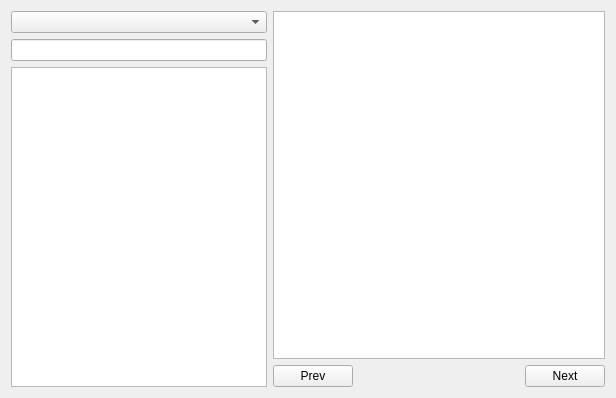
0xd34df00d/leechcraft, file src/plugins/azoth/plugins/chathistory/chathistorywidget.ui: the form before one commit.
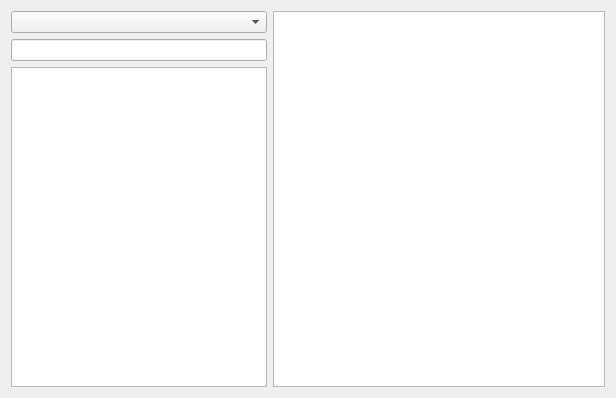
The form after the commit.

Commit message: Azoth ChatHistory: move buttons to toolbar.

Patch:
```diff
--- a/src/plugins/azoth/plugins/chathistory/chathistorywidget.ui
+++ b/src/plugins/azoth/plugins/chathistory/chathistorywidget.ui
@@ -66,37 +66,6 @@
        </attribute>
       </widget>
      </item>
-     <item>
-      <layout class="QHBoxLayout" name="horizontalLayout">
-       <item>
-        <widget class="QPushButton" name="PrevHistory_">
-         <property name="text">
-          <string>Prev</string>
-         </property>
-        </widget>
-       </item>
-       <item>
-        <spacer name="horizontalSpacer">
-         <property name="orientation">
-          <enum>Qt::Horizontal</enum>
-         </property>
-         <property name="sizeHint" stdset="0">
-          <size>
-           <width>40</width>
-           <height>20</height>
-          </size>
-         </property>
-        </spacer>
-       </item>
-       <item>
-        <widget class="QPushButton" name="NextHistory_">
-         <property name="text">
-          <string>Next</string>
-         </property>
-        </widget>
-       </item>
-      </layout>
-     </item>
     </layout>
    </item>
   </layout>
```
The commit also changes 2 other files.
